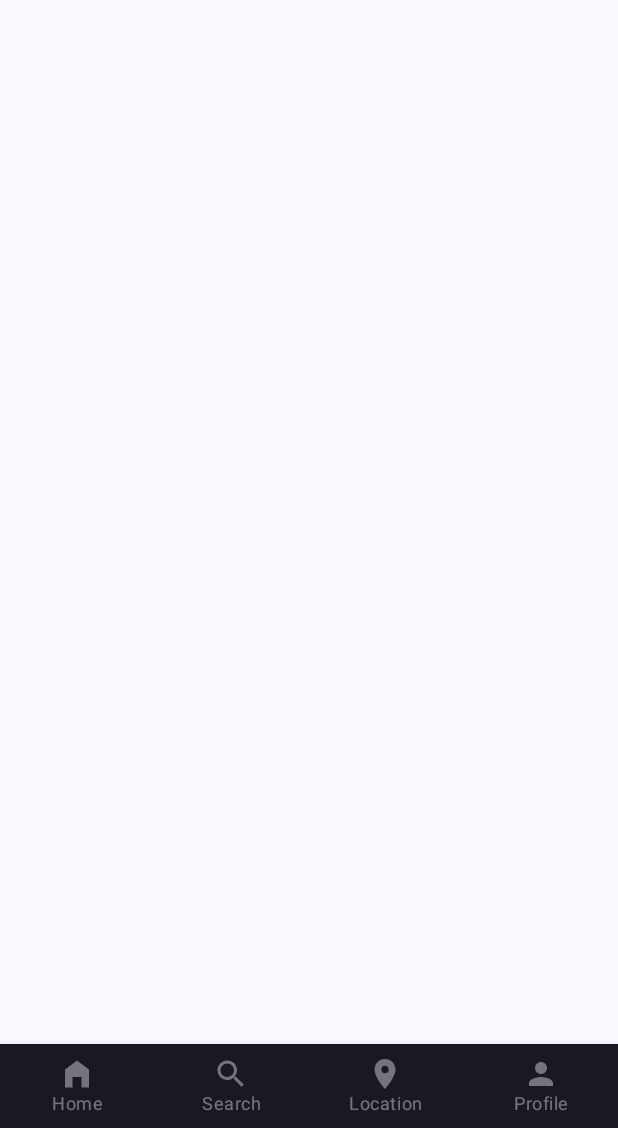
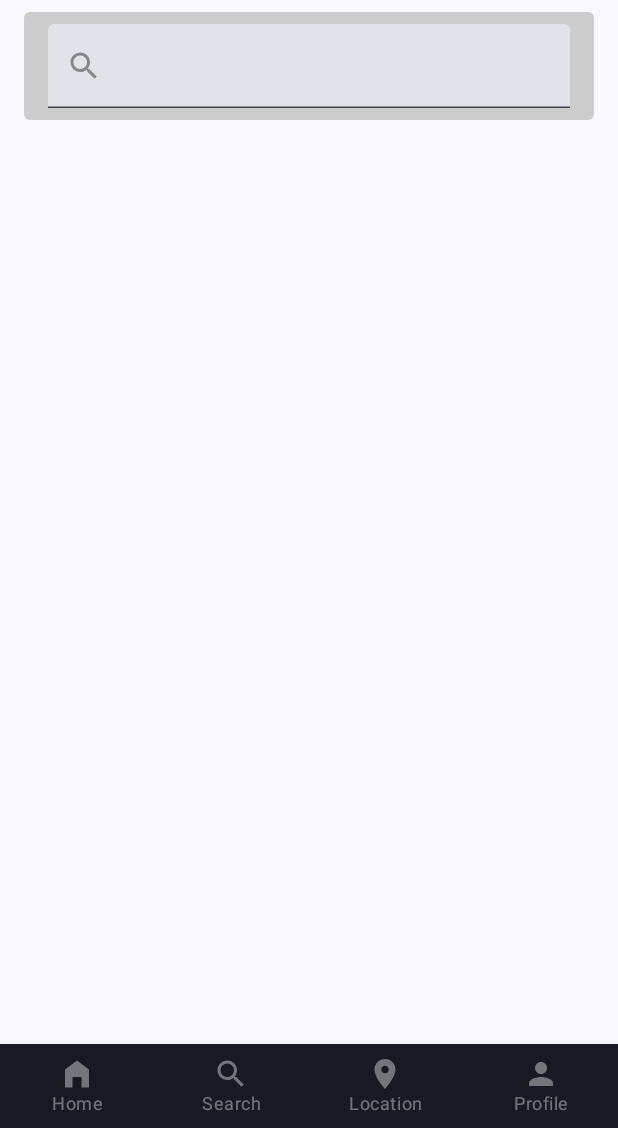
Before and after one commit to ankitkumar1302/PankajScanning, an Android app built with Jetpack Compose: the SearchScreen screen opened through its navigation route, on a phone screen of 412 x 824 dp, the part 108-1236 px from its top. Run offline under Robolectric (Android 15) with nearby library versions, the phone set to English and light mode, and no system bars; pictures from the network do not load.

Commit message:
Implementing Search

```diff
--- a/app/src/main/java/com/example/pankajscanning/screens/Home.kt
+++ b/app/src/main/java/com/example/pankajscanning/screens/Home.kt
@@ -37,6 +37,7 @@ import androidx.compose.ui.draw.clip
 import androidx.compose.ui.graphics.Color
 import androidx.compose.ui.graphics.graphicsLayer
 import androidx.compose.ui.layout.ContentScale
+import androidx.compose.ui.modifier.modifierLocalMapOf
 import androidx.compose.ui.res.painterResource
 import androidx.compose.ui.res.stringResource
 import androidx.compose.ui.tooling.preview.Preview
@@ -48,6 +49,7 @@ import com.example.pankajscanning.ui.theme.BlueAccent
 import com.example.pankajscanning.ui.theme.LightBlueAccent
 import com.example.pankajscanning.ui.theme.Typography
 import com.example.pankajscanning.ui.theme.background
+import com.example.pankajscanning.views.SearchAppBar
 import com.example.pankajscanning.views.ServicesList
 import kotlinx.coroutines.delay
 import kotlinx.coroutines.launch
@@ -73,8 +75,8 @@ fun HomeScreen() {
     }
     Column(
         modifier = Modifier
-            .fillMaxSize().background(background),
-//            .background(Color.White),
+            .fillMaxSize()
+            .background(background),
         horizontalAlignment = Alignment.CenterHorizontally
     ) {
         Box(
--- a/app/src/main/java/com/example/pankajscanning/screens/Search.kt
+++ b/app/src/main/java/com/example/pankajscanning/screens/Search.kt
@@ -1,8 +1,75 @@
 package com.example.pankajscanning.screens
 
+import androidx.compose.foundation.background
+import androidx.compose.foundation.layout.Row
+import androidx.compose.foundation.layout.fillMaxWidth
+import androidx.compose.foundation.layout.padding
+import androidx.compose.foundation.shape.RoundedCornerShape
+import androidx.compose.material.Icon
+import androidx.compose.material.IconButton
+import androidx.compose.material.icons.Icons
+import androidx.compose.material.icons.filled.Close
+import androidx.compose.material.icons.filled.Search
+import androidx.compose.material3.ExperimentalMaterial3Api
+import androidx.compose.material3.TextField
 import androidx.compose.runtime.Composable
+import androidx.compose.ui.Alignment
+import androidx.compose.ui.Modifier
+import androidx.compose.ui.graphics.Color
+import androidx.compose.ui.tooling.preview.Preview
+import androidx.compose.ui.unit.dp
 
 @Composable
 fun SearchScreen() {
+    CustomSearchBar(value = "") {
 
+    }
 }
+
+@OptIn(ExperimentalMaterial3Api::class)
+@Composable
+fun CustomSearchBar(
+    value: String,
+    onValueChange: (String) -> Unit
+) {
+    Row(
+        modifier = Modifier
+            .fillMaxWidth()
+            .padding(horizontal = 16.dp, vertical = 8.dp),
+        verticalAlignment = Alignment.CenterVertically
+    ) {
+        TextField(
+            value = value,
+            onValueChange = onValueChange,
+            modifier = Modifier
+                .weight(1f)
+                .background(Color.LightGray, shape = RoundedCornerShape(4.dp))
+                .padding(horizontal = 16.dp, vertical = 8.dp),
+            singleLine = true,
+            leadingIcon = {
+                Icon(
+                    imageVector = Icons.Default.Search,
+                    contentDescription = "Search icon",
+                    tint = Color.Gray
+                )
+            },
+            trailingIcon = {
+                if (value.isNotEmpty()) {
+                    IconButton(onClick = { onValueChange("") }) {
+                        Icon(
+                            imageVector = Icons.Default.Close,
+                            contentDescription = "Clear search icon",
+                            tint = Color.Gray
+                        )
+                    }
+                }
+            }
+        )
+    }
+}
+
+@Preview(showSystemUi = true)
+@Composable
+private fun PreviewSearchScreen() {
+    SearchScreen()
+}
--- a/app/src/main/java/com/example/pankajscanning/views/ServiceLayout.kt
+++ b/app/src/main/java/com/example/pankajscanning/views/ServiceLayout.kt
@@ -78,6 +78,7 @@ fun ServiceCard(title: String, image: Int) {
                 /*
                  TODO -> Create onClick for each services and navigate to the respective screen.
                  TODO -> Create splash screen and Login/Register screen.
+                 TODO ->  Create map screen where user can watch the location of the lab.
                  */
             )
         }
```
